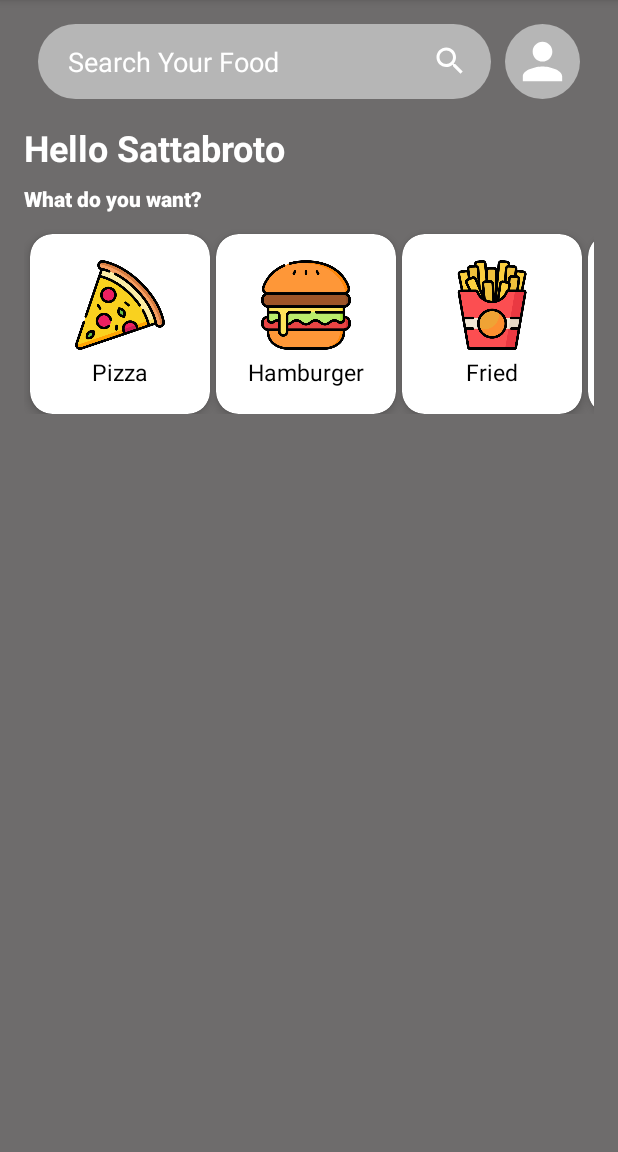
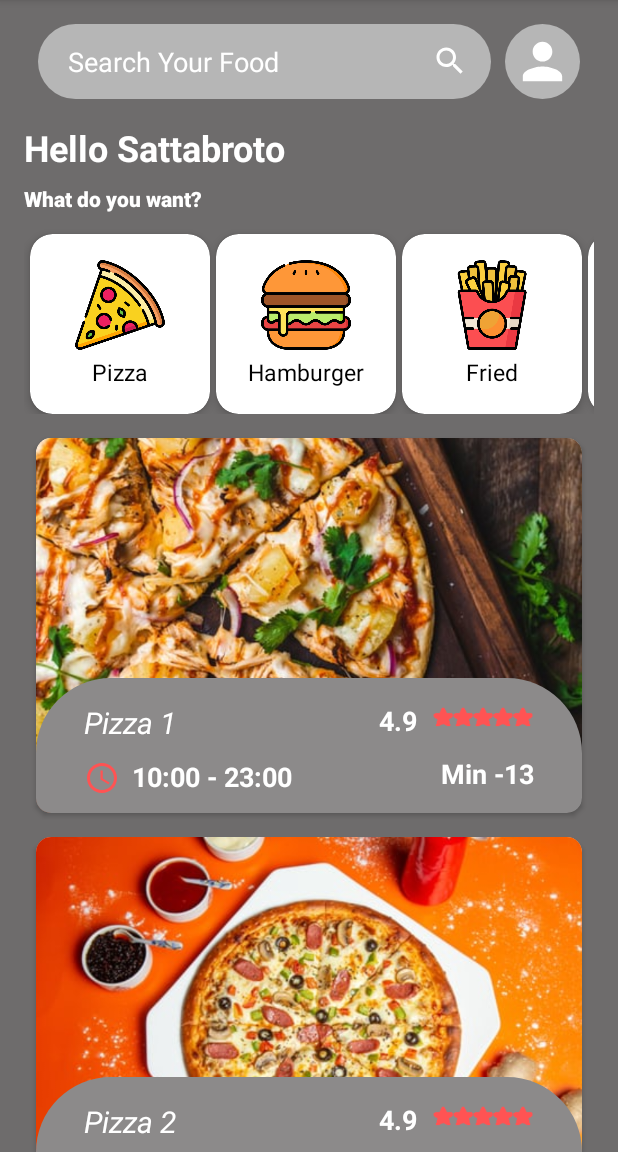
Before and after one commit to sattabrotochy/FoodAppJava, an Android app: the HomeFragment screen opened directly, with no data from a screen before it, on a phone screen of 412 x 824 dp, the part 84-1236 px from its top. Run offline under Robolectric (Android 15) with nearby library versions, the phone set to English and light mode, and no system bars; Roboto replaces fonts that are not available here.

Commit message:
home design start

```diff
--- a/app/src/main/java/com/example/foodappjava/Home/HomeFragment.java
+++ b/app/src/main/java/com/example/foodappjava/Home/HomeFragment.java
@@ -10,20 +10,26 @@ import android.view.LayoutInflater;
 import android.view.View;
 import android.view.ViewGroup;
 
+import com.example.foodappjava.Model.FoodSubModel;
 import com.example.foodappjava.Model.HomeModel;
 import com.example.foodappjava.R;
 import com.example.foodappjava.adapters.HomeItemAdapters;
+import com.example.foodappjava.adapters.HomeSubItemAdapter;
+import com.example.foodappjava.adapters.UpdateHomeSub;
 
 import java.util.ArrayList;
 import java.util.List;
 
 
-public class HomeFragment extends Fragment {
+public class HomeFragment extends Fragment implements UpdateHomeSub {
 
 
-    RecyclerView recyclerView;
-    List<HomeModel> homeModelList;
+    RecyclerView recyclerView,homeVerRecyclerView;
+    ArrayList<HomeModel> homeModelList;
     HomeItemAdapters homeItemAdapters;
+
+    ArrayList<FoodSubModel> foodSubModelList;
+    HomeSubItemAdapter homeSubItemAdapter;
     @Override
     public View onCreateView(LayoutInflater inflater, ViewGroup container,
                              Bundle savedInstanceState) {
@@ -32,19 +38,47 @@ public class HomeFragment extends Fragment {
 
         homeModelList=new ArrayList<>();
         recyclerView=view.findViewById(R.id.recyclerView);
+
+        foodSubModelList=new ArrayList<>();
+        homeVerRecyclerView=view.findViewById(R.id.homeSubRecyclerView);
+
+
+        getFoodList();
+
+
+
+
+        // food HORIZONTAL list _____________________________
+
+        homeItemAdapters=new HomeItemAdapters(getActivity(),this,homeModelList);
+        recyclerView.setLayoutManager(new LinearLayoutManager(getActivity(),RecyclerView.HORIZONTAL,false));
+        recyclerView.setAdapter(homeItemAdapters);
+        recyclerView.setHasFixedSize(true);
+        recyclerView.setNestedScrollingEnabled(false);
+
+        /// sub item vertical list ______________________
+        homeSubItemAdapter=new HomeSubItemAdapter(getActivity(),foodSubModelList);
+        homeVerRecyclerView.setLayoutManager(new LinearLayoutManager(getActivity(),RecyclerView.VERTICAL,false));
+        homeVerRecyclerView.setAdapter(homeSubItemAdapter);
+        homeVerRecyclerView.setHasFixedSize(true);
+        homeVerRecyclerView.setNestedScrollingEnabled(false);
+        return  view;
+    }
+
+
+
+    private void getFoodList() {
         homeModelList.add(new HomeModel(1,R.drawable.pizza,"Pizza"));
         homeModelList.add(new HomeModel(2,R.drawable.hamburger,"Hamburger"));
         homeModelList.add(new HomeModel(3,R.drawable.fried_potatoes,"Fried"));
         homeModelList.add(new HomeModel(4,R.drawable.ice_cream,"Ice cream"));
         homeModelList.add(new HomeModel(5,R.drawable.sandwich,"Sandwich"));
+    }
 
-
-        homeItemAdapters=new HomeItemAdapters(getActivity(),homeModelList);
-        recyclerView.setLayoutManager(new LinearLayoutManager(getActivity(),RecyclerView.HORIZONTAL,false));
-        recyclerView.setAdapter(homeItemAdapters);
-        recyclerView.setHasFixedSize(true);
-        recyclerView.setNestedScrollingEnabled(false);
-
-        return  view;
+    @Override
+    public void callBack(int position, ArrayList<FoodSubModel> list) {
+        homeSubItemAdapter=new HomeSubItemAdapter(getActivity(),list);
+        homeSubItemAdapter.notifyDataSetChanged();
+        homeVerRecyclerView.setAdapter(homeSubItemAdapter);
     }
 }
--- /dev/null
+++ b/app/src/main/java/com/example/foodappjava/Model/FoodSubModel.java
@@ -0,0 +1,48 @@
+package com.example.foodappjava.Model;
+
+public class FoodSubModel {
+
+    int id;
+    String name;
+    int image;
+    String price;
+
+    public FoodSubModel(int id, String name, int image, String price) {
+        this.id = id;
+        this.name = name;
+        this.image = image;
+        this.price = price;
+    }
+
+    public int getId() {
+        return id;
+    }
+
+    public void setId(int id) {
+        this.id = id;
+    }
+
+    public String getName() {
+        return name;
+    }
+
+    public void setName(String name) {
+        this.name = name;
+    }
+
+    public int getImage() {
+        return image;
+    }
+
+    public void setImage(int image) {
+        this.image = image;
+    }
+
+    public String getPrice() {
+        return price;
+    }
+
+    public void setPrice(String price) {
+        this.price = price;
+    }
+}
--- a/app/src/main/java/com/example/foodappjava/Ui/MainActivity.java
+++ b/app/src/main/java/com/example/foodappjava/Ui/MainActivity.java
@@ -37,9 +37,7 @@ public class MainActivity extends AppCompatActivity {
 
 
 
-        navigationView.setNavigationItemSelectedListener(new NavigationView.OnNavigationItemSelectedListener() {
-            @Override
-            public boolean onNavigationItemSelected(@NonNull MenuItem item) {
+        navigationView.setNavigationItemSelectedListener(item -> {
             int id=item.getItemId();
             if(id==R.id.home){
                 loadFragment(new HomeFragment());
@@ -50,16 +48,15 @@ public class MainActivity extends AppCompatActivity {
             } else if (id == R.id.favourite) {
                 loadFragment(new FavouriteFragment());
             }else if (id == R.id.My_Order) {
-                    //loadFragment(new Homeragment());
+                loadFragment(new HomeFragment());
             }else  {
-                   // loadFragment(new Homeragment());
+               loadFragment(new HomeFragment());
             }
 
 
             drawerLayout.closeDrawer(GravityCompat.START);
 
             return true;
-            }
         });
 
 
--- a/app/src/main/java/com/example/foodappjava/adapters/HomeItemAdapters.java
+++ b/app/src/main/java/com/example/foodappjava/adapters/HomeItemAdapters.java
@@ -1,5 +1,7 @@
 package com.example.foodappjava.adapters;
 
+import android.annotation.SuppressLint;
+import android.app.Activity;
 import android.content.Context;
 import android.view.LayoutInflater;
 import android.view.View;
@@ -8,21 +10,30 @@ import android.widget.ImageView;
 import android.widget.TextView;
 
 import androidx.annotation.NonNull;
+import androidx.cardview.widget.CardView;
 import androidx.recyclerview.widget.RecyclerView;
 
+import com.example.foodappjava.Model.FoodSubModel;
 import com.example.foodappjava.Model.HomeModel;
 import com.example.foodappjava.R;
 
+import java.util.ArrayList;
 import java.util.List;
 
 public class HomeItemAdapters extends RecyclerView.Adapter<HomeItemAdapters.HomeView> {
 
-    Context context;
+    Activity  activity;
 
-    List<HomeModel> homeModelList;
+    UpdateHomeSub updateHomeSub;
+    ArrayList<HomeModel> homeModelList;
+    boolean check=true;
+    boolean select=true;
+    int rowIndex=-1;
+    ArrayList<FoodSubModel> foodSubModelList;
 
-    public HomeItemAdapters(Context context, List<HomeModel> homeModelList) {
-        this.context = context;
+    public HomeItemAdapters(Activity activity, UpdateHomeSub updateHomeSub, ArrayList<HomeModel> homeModelList) {
+        this.activity = activity;
+        this.updateHomeSub = updateHomeSub;
         this.homeModelList = homeModelList;
     }
 
@@ -33,10 +44,63 @@ public class HomeItemAdapters extends RecyclerView.Adapter<HomeItemAdapters.Home
     }
 
     @Override
-    public void onBindViewHolder(@NonNull HomeItemAdapters.HomeView holder, int position) {
+    public void onBindViewHolder(@NonNull HomeItemAdapters.HomeView holder, @SuppressLint("RecyclerView") int position) {
         holder.imageView.setImageResource(homeModelList.get(position).getImage());
         holder.textView.setText(homeModelList.get(position).getName());
+        if(check){
+            foodSubModelList=new ArrayList<>();
+            foodSubModelList.add(new FoodSubModel(1,"Pizza 1",R.drawable.pizza1,"13"));
+            foodSubModelList.add(new FoodSubModel(2,"Pizza 2",R.drawable.pizza2,"14"));
+            foodSubModelList.add(new FoodSubModel(3,"Pizza 3",R.drawable.pizza3,"10"));
+            foodSubModelList.add(new FoodSubModel(4,"Pizza 4",R.drawable.pizza4,"15"));
+            updateHomeSub.callBack(position,foodSubModelList);
+            check=false;
 
+        }
+        holder.cardView.setOnClickListener(view -> {
+            rowIndex=position;
+            notifyDataSetChanged();
+            if(position==0){
+                foodSubModelList=new ArrayList<>();
+                foodSubModelList.add(new FoodSubModel(1,"Pizza 1",R.drawable.pizza1,"13"));
+                foodSubModelList.add(new FoodSubModel(2,"Pizza 2",R.drawable.pizza2,"14"));
+                foodSubModelList.add(new FoodSubModel(3,"Pizza 3",R.drawable.pizza3,"10"));
+                foodSubModelList.add(new FoodSubModel(4,"Pizza 4",R.drawable.pizza4,"15"));
+                updateHomeSub.callBack(position,foodSubModelList);
+            }
+            if(position==1){
+                foodSubModelList=new ArrayList<>();
+                foodSubModelList.add(new FoodSubModel(1,"Burger 1",R.drawable.bg1,"13"));
+                foodSubModelList.add(new FoodSubModel(2,"Burger 2",R.drawable.bg2,"14"));
+                foodSubModelList.add(new FoodSubModel(3,"Burger 3",R.drawable.bg4,"10"));
+                foodSubModelList.add(new FoodSubModel(4,"Burger 4",R.drawable.bg1,"15"));
+                updateHomeSub.callBack(position,foodSubModelList);
+            }
+            if(position==2){
+                foodSubModelList=new ArrayList<>();
+                foodSubModelList.add(new FoodSubModel(1,"Burger 1",R.drawable.bg1,"13"));
+                foodSubModelList.add(new FoodSubModel(2,"Burger 2",R.drawable.bg2,"14"));
+                foodSubModelList.add(new FoodSubModel(3,"Burger 3",R.drawable.bg4,"10"));
+                foodSubModelList.add(new FoodSubModel(4,"Burger 4",R.drawable.bg1,"15"));
+                updateHomeSub.callBack(position,foodSubModelList);
+            }
+            if(position==3){
+                foodSubModelList=new ArrayList<>();
+                foodSubModelList.add(new FoodSubModel(1,"Burger 1",R.drawable.bg1,"13"));
+                foodSubModelList.add(new FoodSubModel(2,"Burger 2",R.drawable.bg2,"14"));
+                foodSubModelList.add(new FoodSubModel(3,"Burger 3",R.drawable.bg4,"10"));
+                foodSubModelList.add(new FoodSubModel(4,"Burger 4",R.drawable.bg1,"15"));
+                updateHomeSub.callBack(position,foodSubModelList);
+            }
+            if(position==4){
+                foodSubModelList=new ArrayList<>();
+                foodSubModelList.add(new FoodSubModel(1,"Burger 1",R.drawable.bg1,"13"));
+                foodSubModelList.add(new FoodSubModel(2,"Burger 2",R.drawable.bg2,"14"));
+                foodSubModelList.add(new FoodSubModel(3,"Burger 3",R.drawable.bg4,"10"));
+                foodSubModelList.add(new FoodSubModel(4,"Burger 4",R.drawable.bg1,"15"));
+                updateHomeSub.callBack(position,foodSubModelList);
+            }
+        });
     }
 
     @Override
@@ -47,12 +111,16 @@ public class HomeItemAdapters extends RecyclerView.Adapter<HomeItemAdapters.Home
     public class HomeView extends RecyclerView.ViewHolder {
         ImageView imageView;
         TextView textView;
+        CardView cardView;
 
         public HomeView(@NonNull View itemView) {
             super(itemView);
 
             imageView=itemView.findViewById(R.id.item_image);
             textView=itemView.findViewById(R.id.item_name);
+            cardView=itemView.findViewById(R.id.item_card);
         }
     }
+
+
 }
--- /dev/null
+++ b/app/src/main/java/com/example/foodappjava/adapters/HomeSubItemAdapter.java
@@ -0,0 +1,60 @@
+package com.example.foodappjava.adapters;
+import android.content.Context;
+import android.view.LayoutInflater;
+import android.view.View;
+import android.view.ViewGroup;
+import android.widget.ImageView;
+import android.widget.TextView;
+import androidx.annotation.NonNull;
+import androidx.recyclerview.widget.RecyclerView;
+import com.example.foodappjava.Model.FoodSubModel;
+import com.example.foodappjava.R;
+
+import java.util.ArrayList;
+import java.util.List;
+
+public class HomeSubItemAdapter extends RecyclerView.Adapter<HomeSubItemAdapter.HomeItemView> {
+
+    Context context;
+    ArrayList<FoodSubModel> homeSubItemList;
+
+    public HomeSubItemAdapter(Context context, ArrayList<FoodSubModel> homeSubItemList) {
+        this.context = context;
+        this.homeSubItemList = homeSubItemList;
+    }
+
+    @NonNull
+    @Override
+    public HomeSubItemAdapter.HomeItemView onCreateViewHolder(@NonNull ViewGroup parent, int viewType) {
+          return new HomeSubItemAdapter.HomeItemView(LayoutInflater.from(parent.getContext()).inflate(R.layout.home_food_design,parent,false));
+    }
+
+    @Override
+    public void onBindViewHolder(@NonNull HomeSubItemAdapter.HomeItemView holder, int position) {
+
+        holder.foodName.setText(homeSubItemList.get(position).getName());
+        holder.foodPrice.setText(homeSubItemList.get(position).getPrice());
+        holder.foodImage.setImageResource(homeSubItemList.get(position).getImage());
+
+    }
+
+    @Override
+    public int getItemCount() {
+        return homeSubItemList.size();
+    }
+
+    public class HomeItemView extends RecyclerView.ViewHolder {
+
+        ImageView foodImage;
+        TextView foodName;
+        TextView foodPrice;
+        public HomeItemView(@NonNull View itemView) {
+            super(itemView);
+
+            foodImage=itemView.findViewById(R.id.product_Image);
+            foodName=itemView.findViewById(R.id.productName);
+            foodPrice=itemView.findViewById(R.id.food_price);
+
+        }
+    }
+}
--- /dev/null
+++ b/app/src/main/java/com/example/foodappjava/adapters/UpdateHomeSub.java
@@ -0,0 +1,10 @@
+package com.example.foodappjava.adapters;
+
+import com.example.foodappjava.Model.FoodSubModel;
+import com.example.foodappjava.adapters.HomeSubItemAdapter;
+
+import java.util.ArrayList;
+
+public interface UpdateHomeSub {
+    void callBack(int position, ArrayList<FoodSubModel> list);
+}
--- /dev/null
+++ b/app/src/main/res/drawable/round.xml
@@ -0,0 +1,19 @@
+<?xml version="1.0" encoding="utf-8"?>
+<selector xmlns:android="http://schemas.android.com/apk/res/android">
+
+    <item>
+        <shape android:shape="rectangle">
+
+            <solid android:color="#8C8A8A">
+
+            </solid>
+            <corners android:topLeftRadius="50dp" android:topRightRadius="50dp">
+
+
+            </corners>
+
+        </shape>
+
+    </item>
+
+</selector>
--- a/app/src/main/res/layout/fragment_homeragment.xml
+++ b/app/src/main/res/layout/fragment_homeragment.xml
@@ -89,6 +89,17 @@
             app:layout_constraintStart_toStartOf="parent"
             app:layout_constraintTop_toBottomOf="@+id/textView9" />
 
+        <androidx.recyclerview.widget.RecyclerView
+            android:id="@+id/homeSubRecyclerView"
+            android:layout_width="match_parent"
+            android:layout_height="match_parent"
+            android:layout_marginStart="16dp"
+            android:layout_marginTop="8dp"
+            android:layout_marginEnd="16dp"
+            app:layout_constraintEnd_toEndOf="parent"
+            app:layout_constraintStart_toStartOf="parent"
+            app:layout_constraintTop_toBottomOf="@+id/recyclerView" />
+
 
     </androidx.constraintlayout.widget.ConstraintLayout>
 
--- /dev/null
+++ b/app/src/main/res/layout/home_food_design.xml
@@ -0,0 +1,139 @@
+<?xml version="1.0" encoding="utf-8"?>
+<androidx.cardview.widget.CardView xmlns:android="http://schemas.android.com/apk/res/android"
+    xmlns:tools="http://schemas.android.com/tools"
+    android:layout_width="match_parent"
+    android:layout_height="wrap_content"
+    xmlns:app="http://schemas.android.com/apk/res-auto"
+    android:layout_margin="8dp"
+    app:cardCornerRadius="10dp"
+    android:elevation="4dp"
+    >
+
+    <androidx.constraintlayout.widget.ConstraintLayout
+        android:layout_width="match_parent"
+        android:layout_height="match_parent">
+
+
+        <ImageView
+            android:scaleType="centerCrop"
+            android:id="@+id/product_Image"
+            android:layout_width="wrap_content"
+            android:layout_height="250dp"
+            app:layout_constraintBottom_toBottomOf="parent"
+            app:layout_constraintEnd_toEndOf="parent"
+            app:layout_constraintHorizontal_bias="0.0"
+            app:layout_constraintStart_toStartOf="parent"
+            app:layout_constraintTop_toTopOf="parent"
+            app:layout_constraintVertical_bias="0.0"
+            app:srcCompat="@drawable/pizza3" />
+
+
+        <androidx.constraintlayout.widget.ConstraintLayout
+            android:layout_width="match_parent"
+            android:layout_height="90dp"
+            android:background="@drawable/round"
+            app:layout_constraintBottom_toBottomOf="@+id/product_Image"
+            app:layout_constraintEnd_toEndOf="parent"
+            app:layout_constraintHorizontal_bias="0.0"
+            app:layout_constraintStart_toStartOf="parent"
+            app:layout_constraintTop_toTopOf="@+id/product_Image"
+            app:layout_constraintVertical_bias="1.0">
+
+            <TextView
+                android:id="@+id/productName"
+                android:layout_width="wrap_content"
+                android:layout_height="wrap_content"
+                android:layout_marginStart="32dp"
+                android:layout_marginTop="16dp"
+                android:text="product name"
+                android:textStyle="italic"
+                android:textColor="@color/white"
+                android:textSize="20sp"
+                app:layout_constraintStart_toStartOf="parent"
+                app:layout_constraintTop_toTopOf="parent"
+                tools:ignore="MissingConstraints" />
+
+            <ImageView
+                android:id="@+id/imageView6"
+                android:layout_width="70dp"
+                android:layout_height="40dp"
+                android:layout_marginTop="8dp"
+                android:layout_marginEnd="32dp"
+                app:layout_constraintEnd_toEndOf="parent"
+                app:layout_constraintTop_toTopOf="parent"
+                app:srcCompat="@drawable/ratingbar" />
+
+            <TextView
+                android:id="@+id/textView11"
+                android:layout_width="wrap_content"
+                android:layout_height="wrap_content"
+                android:layout_marginTop="16dp"
+                android:layout_marginEnd="8dp"
+                android:text="4.9"
+                android:textStyle="bold"
+                android:textColor="@color/white"
+                android:textSize="18sp"
+                app:layout_constraintEnd_toStartOf="@+id/imageView6"
+                app:layout_constraintTop_toTopOf="parent"
+                tools:ignore="MissingConstraints" />
+
+            <ImageView
+                android:id="@+id/imageView7"
+                android:layout_width="wrap_content"
+                android:layout_height="wrap_content"
+                android:layout_marginStart="32dp"
+                android:layout_marginTop="8dp"
+                android:layout_marginBottom="8dp"
+                app:layout_constraintBottom_toBottomOf="parent"
+                app:layout_constraintStart_toStartOf="parent"
+                app:layout_constraintTop_toBottomOf="@+id/productName"
+                app:srcCompat="@drawable/ic_baseline_access_time_24" />
+
+            <TextView
+                android:id="@+id/textView12"
+                android:layout_width="wrap_content"
+                android:layout_height="wrap_content"
+                android:layout_marginStart="8dp"
+                android:layout_marginTop="10dp"
+                android:text="10:00 - 23:00"
+                android:textColor="@color/white"
+                android:textSize="18sp"
+                android:textStyle="bold"
+                app:layout_constraintStart_toEndOf="@+id/imageView7"
+                app:layout_constraintTop_toBottomOf="@+id/productName"
+                tools:ignore="MissingConstraints" />
+
+            <TextView
+                android:id="@+id/food_price"
+                android:layout_width="wrap_content"
+                android:layout_height="wrap_content"
+                android:layout_marginTop="3dp"
+                android:layout_marginEnd="32dp"
+                android:text="$ 35"
+                android:textColor="@color/white"
+                android:textSize="18sp"
+                android:textStyle="bold"
+                app:layout_constraintEnd_toEndOf="parent"
+                app:layout_constraintTop_toBottomOf="@+id/imageView6"
+                tools:ignore="MissingConstraints" />
+
+            <TextView
+                android:id="@+id/textView14"
+                android:layout_width="wrap_content"
+                android:layout_height="wrap_content"
+                android:text="Min -"
+                android:layout_marginTop="3dp"
+                android:textColor="@color/white"
+                android:textSize="18sp"
+                android:textStyle="bold"
+                app:layout_constraintEnd_toStartOf="@+id/food_price"
+                app:layout_constraintTop_toBottomOf="@+id/imageView6" />
+
+
+        </androidx.constraintlayout.widget.ConstraintLayout>
+
+
+    </androidx.constraintlayout.widget.ConstraintLayout>
+
+
+</androidx.cardview.widget.CardView>
```
Lines whose indentation alone changed are shown as unchanged.
